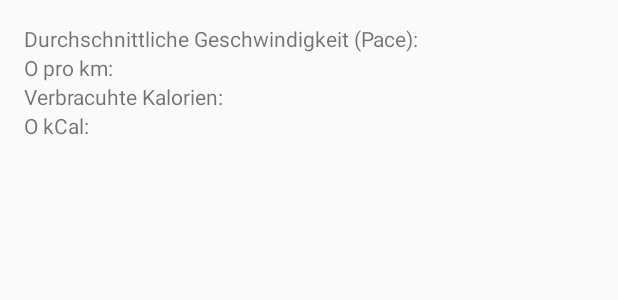
After one commit to cetceeve/uni_android_course, an Android app: the layout activity_results.xml on its own in the app's theme, with its tools: preview values and no code run, on a phone screen of 412 x 824 dp. The commit adds this screen. Shown: the top 300 px of the screen. Run offline under Robolectric (Android 15) with nearby library versions, the phone set to English and light mode, and no system bars.

Commit message:
FEAT: working second activity

```diff
--- a/03_Laufapp_Starter/app/build.gradle
+++ b/03_Laufapp_Starter/app/build.gradle
@@ -19,6 +19,7 @@ android {
 }
 
 dependencies {
+    implementation 'com.android.support.constraint:constraint-layout:1.1.0'
     compile 'com.android.support:support-v4:25.3.1'
     compile 'com.android.support:appcompat-v7:25.3.1'
 }
--- /dev/null
+++ b/03_Laufapp_Starter/app/src/main/res/layout/activity_results.xml
@@ -0,0 +1,30 @@
+<?xml version="1.0" encoding="utf-8"?>
+<LinearLayout xmlns:android="http://schemas.android.com/apk/res/android"
+    android:layout_width="match_parent"
+    android:layout_height="match_parent"
+    android:orientation="vertical"
+    android:padding="16dp">
+
+    <TextView
+        android:layout_width="match_parent"
+        android:layout_height="wrap_content"
+        android:text="@string/text_pace"/>
+
+    <TextView
+        android:id="@+id/textview_pace"
+        android:layout_width="match_parent"
+        android:layout_height="wrap_content"
+        android:text="@string/text_pace_default"/>
+
+    <TextView
+        android:layout_width="match_parent"
+        android:layout_height="wrap_content"
+        android:text="@string/text_calories"/>
+
+    <TextView
+        android:id="@+id/textview_cals"
+        android:layout_width="match_parent"
+        android:layout_height="wrap_content"
+        android:text="@string/text_calories_default"/>
+
+</LinearLayout>
--- a/03_Laufapp_Starter/build.gradle
+++ b/03_Laufapp_Starter/build.gradle
@@ -12,5 +12,6 @@ buildscript {
 allprojects {
     repositories {
         jcenter()
+        google()
     }
 }
```
Also changed, not shown: 03_Laufapp_Starter/app/src/main/AndroidManifest.xml (+4 -3 lines), 03_Laufapp_Starter/app/src/main/java/ur/mi/android/laufapp_starter_projekt/Constants.java (added, +8 -0 lines), 03_Laufapp_Starter/app/src/main/java/ur/mi/android/laufapp_starter_projekt/MainActivity.java (+6 -13 lines), 03_Laufapp_Starter/app/src/main/java/ur/mi/android/laufapp_starter_projekt/Results.java (added, +36 -0 lines), 03_Laufapp_Starter/app/src/main/res/layout/activity_main.xml (+0 -22 lines). Lines whose indentation alone changed are shown as unchanged.
